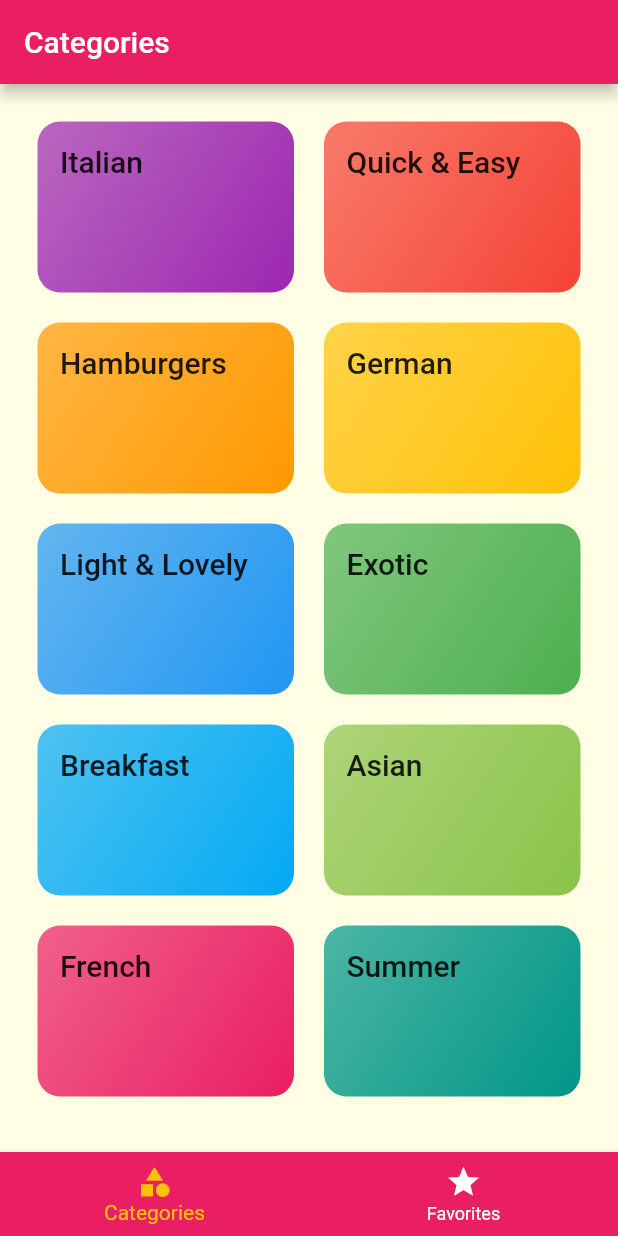
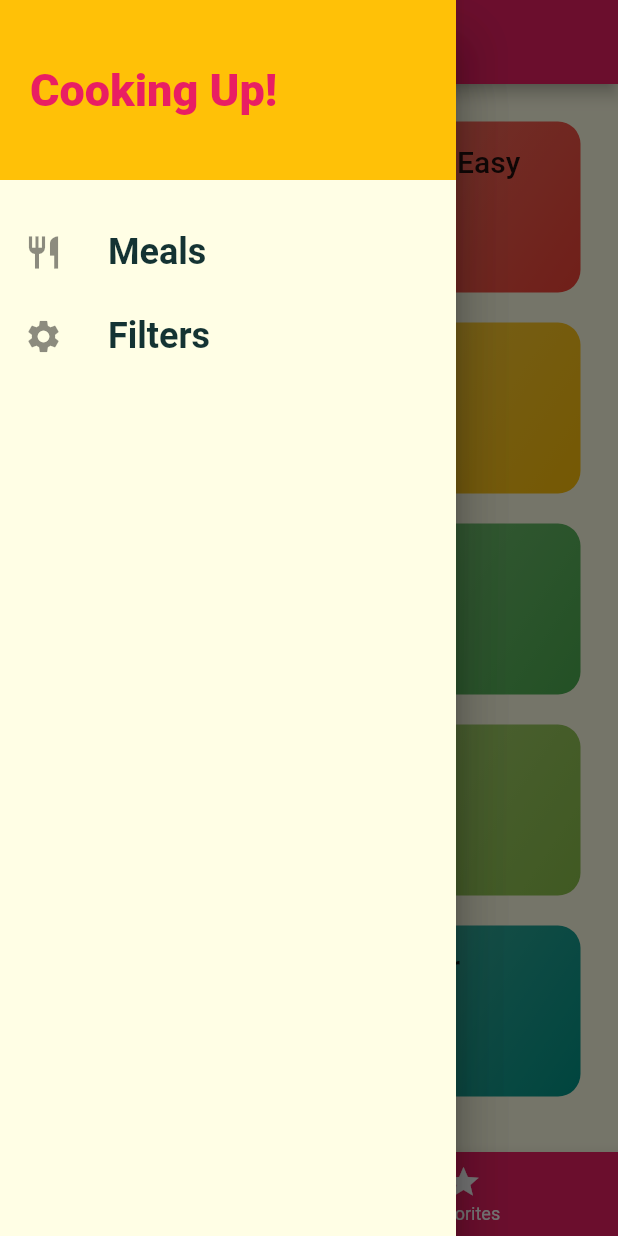
Before and after one commit to jimforever/MealFlutter, a Flutter app: the screen it shows after launch, with the side drawer open (before the commit the screen has no drawer), on a phone screen of 412 x 824 dp. Run offline on Flutter 3.47's test engine with Material 2 defaults, Android fonts, the phone set to English and light mode, and no system bars.

Commit message:
lesson 176 Adding a Custom Drawer

```diff
--- a/lib/screens/tabs_screen.dart
+++ b/lib/screens/tabs_screen.dart
@@ -1,6 +1,7 @@
 import 'package:flutter/material.dart';
 import 'package:meal_flutter/screens/categories_screen.dart';
 import 'package:meal_flutter/screens/favorites_screen.dart';
+import 'package:meal_flutter/widgets/main_drawer.dart';
 
 class TabsScreen extends StatefulWidget {
   @override
@@ -25,6 +26,9 @@ class _TabsScreenState extends State<TabsScreen> {
       appBar: AppBar(
         title: Text(_pages[_selectedPageIndex]['title'] as String),
       ),
+      drawer: Drawer(
+        child: MainDrawer(),
+      ),
       body: _pages[_selectedPageIndex]['page'] as Widget,
       bottomNavigationBar: BottomNavigationBar(
         onTap: _selectPage,
--- /dev/null
+++ b/lib/widgets/main_drawer.dart
@@ -0,0 +1,45 @@
+import 'package:flutter/material.dart';
+
+class MainDrawer extends StatelessWidget {
+  Widget buildListTile(String title, IconData icon) {
+    return ListTile(
+      leading: Icon(
+        icon,
+        size: 26,
+      ),
+      title: Text(
+        title,
+        style: TextStyle(fontWeight: FontWeight.bold, fontSize: 24),
+      ),
+    );
+  }
+
+  @override
+  Widget build(BuildContext context) {
+    return Drawer(
+      child: Column(
+        children: [
+          Container(
+            height: 120,
+            width: double.infinity,
+            padding: EdgeInsets.all(20),
+            alignment: Alignment.centerLeft,
+            color: Theme.of(context).accentColor,
+            child: Text(
+              'Cooking Up!',
+              style: TextStyle(
+                  fontSize: 30,
+                  fontWeight: FontWeight.w900,
+                  color: Theme.of(context).primaryColor),
+            ),
+          ),
+          SizedBox(
+            height: 20,
+          ),
+          buildListTile("Meals", Icons.restaurant),
+          buildListTile("Filters", Icons.settings)
+        ],
+      ),
+    );
+  }
+}
```
